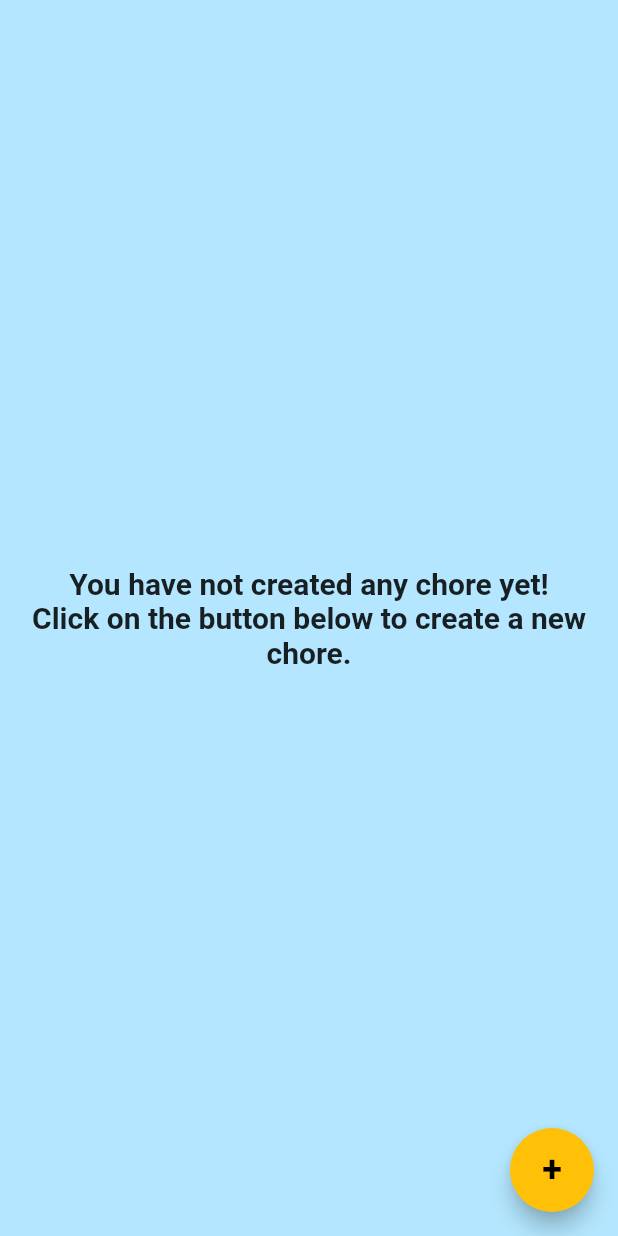
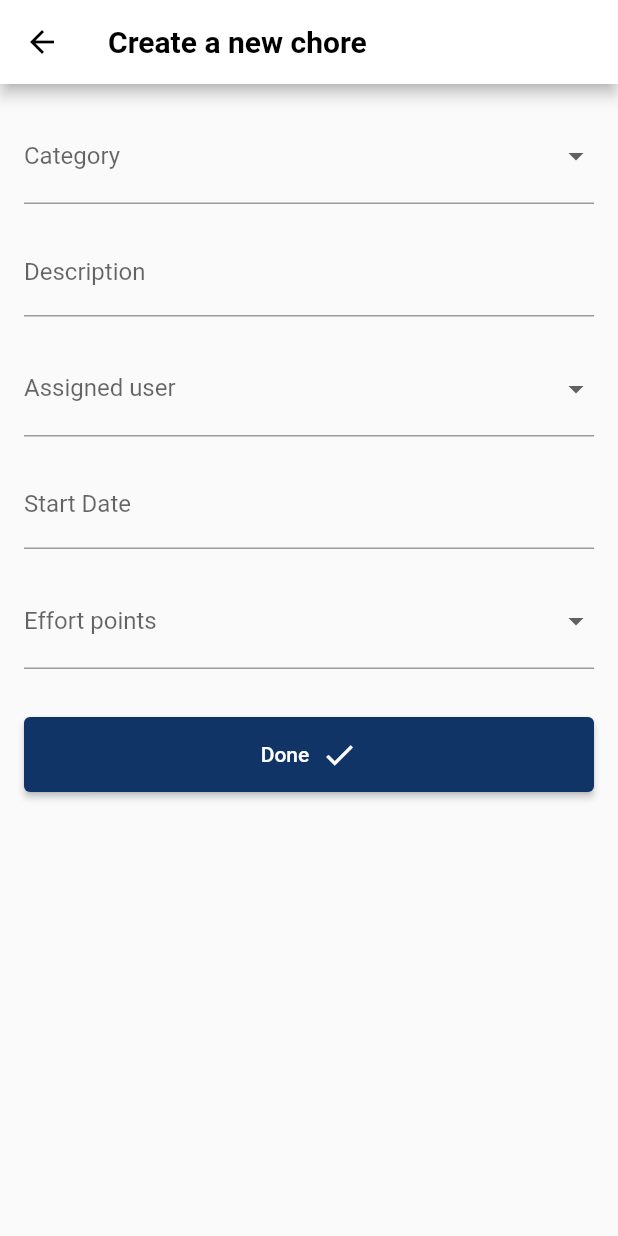
Before and after one commit to TYCTYCTYCTYCTYCTYC/home_share, a Flutter app: the Chores screen opened directly, after a tap on an icon or button, on a phone screen of 412 x 824 dp. Run offline on Flutter 3.47's test engine with Material 2 defaults, Android fonts, the phone set to English and light mode, and no system bars; drawn by our look-alikes of date_time_picker; our stand-ins replace fluttertoast, google_fonts, google_nav_bar, supabase, supabase_flutter; accounts and stored records are empty; Roboto replaces fonts that are missing (Arvo).

Commit message:
updated chores

```diff
--- a/lib/chores.dart
+++ b/lib/chores.dart
@@ -1,9 +1,13 @@
 import 'package:flutter/material.dart';
 import 'package:google_fonts/google_fonts.dart';
-import 'package:home_share/main.dart';
+import 'package:home_share/chores_form_page.dart';
 
 class Chores extends StatefulWidget {
   const Chores({Key? key}) : super(key: key);
+
+  static Route<void> route() {
+    return MaterialPageRoute(builder: (context) => const Chores());
+  }
 
   @override
   _ChoresState createState() => _ChoresState();
@@ -15,7 +19,7 @@ class _ChoresState extends State<Chores> {
   @override
   Widget build(BuildContext context) {
     return Scaffold(
-      backgroundColor: const Color.fromARGB(255, 180, 231, 255),
+      backgroundColor: Colors.white,
       body: SizedBox(
         width: MediaQuery.of(context).size.width,
         child: Center(
@@ -31,10 +35,10 @@ class _ChoresState extends State<Chores> {
       ),
       floatingActionButton: FloatingActionButton(
           onPressed: () {
-            // TODO: navigate to the page with the chore form
+            Navigator.of(context).push(ChoreFormPage.route());
           },
           backgroundColor: Colors.amber,
-          child: Text(
+          child: const Text(
             '+',
             style: TextStyle(
               fontWeight: FontWeight.bold,
@@ -44,7 +48,4 @@ class _ChoresState extends State<Chores> {
           )),
     );
   }
-
-  // @override
-  // bool get wantKeepAlive => true;
 }
--- /dev/null
+++ b/lib/chores_form_page.dart
@@ -0,0 +1,237 @@
+import 'package:flutter/material.dart';
+import 'package:google_fonts/google_fonts.dart';
+import 'package:date_time_picker/date_time_picker.dart';
+import 'package:supabase_flutter/supabase_flutter.dart';
+import 'package:fluttertoast/fluttertoast.dart';
+
+import 'package:home_share/main.dart';
+import 'package:home_share/home.dart';
+
+class ChoreFormPage extends StatefulWidget {
+  const ChoreFormPage({Key? key}) : super(key: key);
+
+  static Route<void> route() {
+    return MaterialPageRoute(builder: (context) => ChoreFormPage());
+  }
+
+  @override
+  _ChoreFormPageState createState() => _ChoreFormPageState();
+}
+
+class _ChoreFormPageState extends State<ChoreFormPage> {
+  String? _category;
+  String? _assignedUser;
+  String? _description;
+  DateTime? _startDate;
+  int? _effortPoints;
+
+  final GlobalKey<FormState> _formKey = GlobalKey<FormState>();
+
+  Widget _buildCategoryField() {
+    return DropdownButtonFormField<String>(
+      decoration: InputDecoration(labelText: 'Category'),
+      value: _category,
+      onChanged: (newValue) => setState(() => _category = newValue),
+      items: <String>[
+        'Cleaning',
+        'Cooking',
+        'Errands',
+        'Gardening',
+        'Other',
+      ].map<DropdownMenuItem<String>>((String value) {
+        return DropdownMenuItem<String>(
+          value: value,
+          child: Text(value),
+        );
+      }).toList(),
+    );
+  }
+
+  Widget _buildAssignedUserField() {
+    return DropdownButtonFormField<String>(
+      decoration: InputDecoration(labelText: 'Assigned user'),
+      value: _assignedUser,
+      onChanged: (newValue) => setState(() => _assignedUser = newValue),
+      items: <String>[
+        'user1',
+        'user2',
+        'user3',
+        'user4',
+      ].map<DropdownMenuItem<String>>((String value) {
+        return DropdownMenuItem<String>(
+          value: value,
+          child: Text(value),
+        );
+      }).toList(),
+    );
+  }
+
+  Widget _buildDescriptionField() {
+    return TextFormField(
+      decoration: InputDecoration(labelText: 'Description'),
+      keyboardType: TextInputType.multiline,
+      maxLines: null,
+      validator: (value) {
+        if (value == null || value.isEmpty) {
+          return 'Please enter a description';
+        }
+        return null;
+      },
+      onChanged: (newValue) => setState(() => _description = newValue),
+    );
+  }
+
+  Widget _buildStartDateField() {
+    return Theme(
+        data: ThemeData(
+          colorScheme: ColorScheme.light(
+            primary: Color(0xFF103465),
+            onPrimary: Colors.white,
+          ),
+        ),
+        child: DateTimePicker(
+          type: DateTimePickerType.date,
+          initialValue: _startDate.toString(),
+          firstDate: DateTime(2000),
+          lastDate: DateTime(2100),
+          dateLabelText: 'Start Date',
+          onChanged: (value) {
+            setState(() {
+              _startDate = DateTime.parse(value);
+            });
+          },
+          validator: (value) {
+            if (value?.isEmpty ?? true) {
+              return 'Please select start date';
+            }
+            return null;
+          },
+          onSaved: (value) => _startDate = DateTime.parse(value!),
+        ));
+  }
+
+  Widget _buildEffortPointsField() {
+    return DropdownButtonFormField<int>(
+      decoration: InputDecoration(labelText: 'Effort points'),
+      value: _effortPoints,
+      onChanged: (newValue) => setState(() => _effortPoints = newValue),
+      items: <int>[1, 2, 3].map<DropdownMenuItem<int>>((int value) {
+        return DropdownMenuItem<int>(
+          value: value,
+          child: Text(value.toString()),
+        );
+      }).toList(),
+    );
+  }
+
+  Widget _buildSubmitButton() {
+    return Padding(
+      padding: const EdgeInsets.symmetric(vertical: 16.0),
+      child: SizedBox(
+        width: double.infinity,
+        height: 50.0,
+        child: ElevatedButton(
+          onPressed: () async {
+            final currentUser = Supabase.instance.client.auth.currentUser;
+            final userId = currentUser?.id;
+
+            final assignedUserIdResponse = await supabase
+                .from('profiles')
+                .select('id')
+                .eq('username', _assignedUser)
+                .execute();
+            final assignedUserId = assignedUserIdResponse.data[0]['id'];
+
+            // insert data into the 'chores' table
+            final response = await supabase.from('chores').insert({
+              'created_user_id': userId,
+              'assigned_user_id': assignedUserId,
+              'category': _category,
+              'description': _description,
+              'start_date': _startDate.toString().substring(0, 10),
+              'effort_points': _effortPoints,
+              'status': false,
+            }).execute();
+
+            if (response.status == 201) {
+              Fluttertoast.showToast(
+                  msg: 'Chore created successfully.',
+                  toastLength: Toast.LENGTH_SHORT,
+                  gravity: ToastGravity.BOTTOM,
+                  timeInSecForIosWeb: 1,
+                  backgroundColor: Colors.lightGreen,
+                  textColor: Colors.black,
+                  fontSize: 16.0);
+            } else {
+              Fluttertoast.showToast(
+                  msg: 'Failed to create chore.',
+                  toastLength: Toast.LENGTH_SHORT,
+                  gravity: ToastGravity.BOTTOM,
+                  timeInSecForIosWeb: 1,
+                  backgroundColor: Colors.grey,
+                  textColor: Colors.black,
+                  fontSize: 16.0);
+              throw Exception('Failed to create chore: ${response.status}');
+            }
+
+            Navigator.of(context).push(Home.route(initialIndex: 2));
+          },
+          style: ElevatedButton.styleFrom(
+            primary: Color(0xFF103465), // Set the background color here
+          ),
+          child: Row(
+            mainAxisAlignment: MainAxisAlignment.center,
+            children: [
+              Text('Done'),
+              SizedBox(width: 8.0),
+              Icon(Icons.check),
+            ],
+          ),
+        ),
+      ),
+    );
+  }
+
+  @override
+  Widget build(BuildContext context) {
+    return Scaffold(
+      appBar: AppBar(
+        leading: IconButton(
+          icon: Icon(Icons.arrow_back),
+          onPressed: () {
+            Navigator.pop(context);
+          },
+        ),
+        title: Text('Create a new chore',
+            style: GoogleFonts.arvo(
+                textStyle: TextStyle(
+                    color: Colors.black, fontWeight: FontWeight.bold))),
+      ),
+      //body: // TODO: implement the chore form here
+      body: Padding(
+        padding: const EdgeInsets.all(16.0),
+        child: Form(
+          key: _formKey,
+          child: SingleChildScrollView(
+            child: Column(
+              crossAxisAlignment: CrossAxisAlignment.stretch,
+              children: [
+                _buildCategoryField(),
+                SizedBox(height: 16.0),
+                _buildDescriptionField(),
+                SizedBox(height: 16.0),
+                _buildAssignedUserField(),
+                SizedBox(height: 16.0),
+                _buildStartDateField(),
+                SizedBox(height: 16.0),
+                _buildEffortPointsField(),
+                SizedBox(height: 16.0),
+                _buildSubmitButton(),
+              ],
+            ),
+          ),
+        ),
+      ),
+    );
+  }
+}
--- a/lib/create_new_home.dart
+++ b/lib/create_new_home.dart
@@ -77,14 +77,15 @@ class NewHomeScreen extends StatelessWidget {
                       final userId = currentUser?.id;
 
                       await Supabase.instance.client
-                          .rpc('create_home_with_user_id', params:{
+                          .rpc('create_home_with_user_id', params: {
                         'home_name': homeName,
                         'home_address': address,
                         'user_id': userId,
                       });
 
                       Navigator.of(context).pushAndRemoveUntil(
-                        MaterialPageRoute(builder: (context) => Home()),
+                        MaterialPageRoute(
+                            builder: (context) => Home(initialIndex: 0)),
                         (route) => false,
                       );
                     },
--- a/lib/dashboard.dart
+++ b/lib/dashboard.dart
@@ -1,6 +1,7 @@
 import 'package:flutter/material.dart';
 import 'package:home_share/main.dart';
 import 'package:supabase_flutter/supabase_flutter.dart';
+import 'package:supabase/supabase.dart';
 
 class DashBoard extends StatefulWidget {
   const DashBoard({Key? key}) : super(key: key);
--- a/pubspec.yaml
+++ b/pubspec.yaml
@@ -42,6 +42,8 @@ dependencies:
   supabase_flutter: ^1.6.2
   provider: ^6.0.0
   google_fonts: ^4.0.3
+  date_time_picker: ^2.1.0
+  fluttertoast: ^8.2.1
 
 
 dev_dependencies:
```
Also changed, not shown: lib/home.dart (+12 -3 lines), lib/join_existing_home.dart (+12 -12 lines), pubspec.lock.
